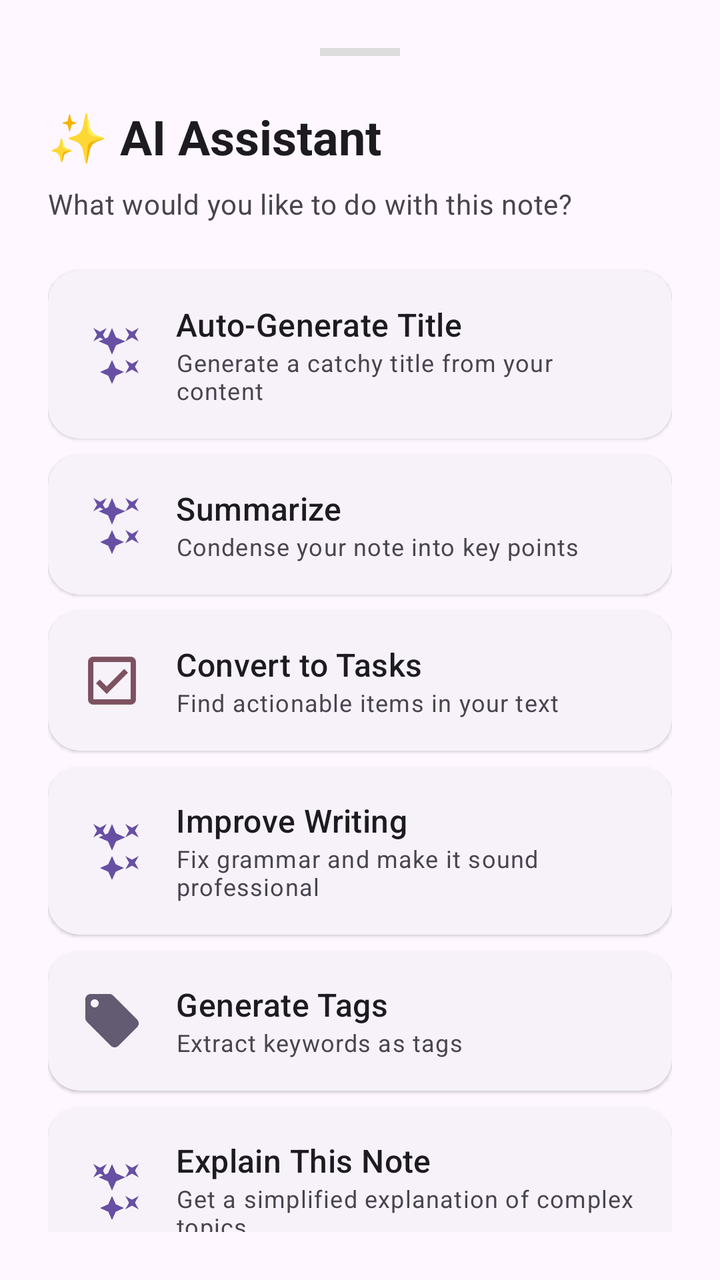
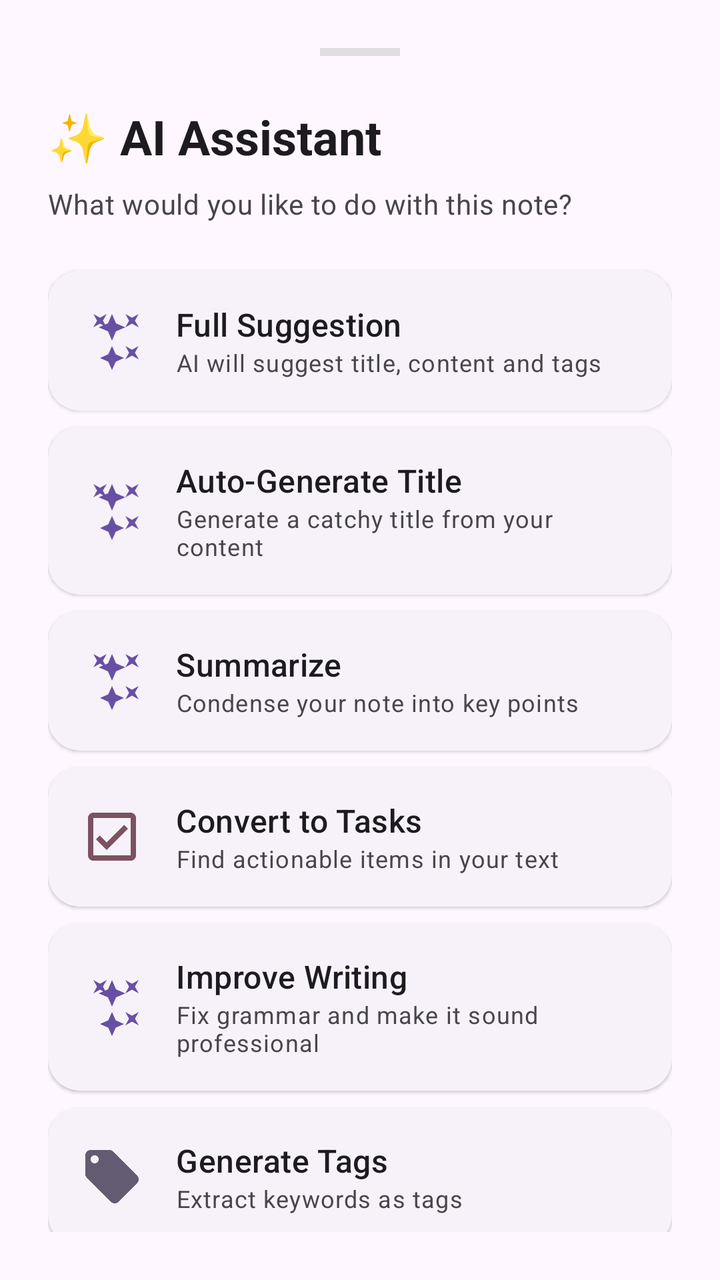

Screens rendered from an Android XML layout before and after an edit, with the pre-edit source and the edit as a unified diff.
<!-- AndroidManifest.xml: application theme Theme.KNotes -->
<!-- res/layout/bottom_sheet_ai_assist.xml -->
<?xml version="1.0" encoding="utf-8"?>
<LinearLayout xmlns:android="http://schemas.android.com/apk/res/android"
    xmlns:app="http://schemas.android.com/apk/res-auto"
    android:layout_width="match_parent"
    android:layout_height="wrap_content"
    android:orientation="vertical"
    android:padding="24dp">

    <View
        android:layout_width="40dp"
        android:layout_height="4dp"
        android:layout_gravity="center_horizontal"
        android:layout_marginBottom="24dp"
        android:background="#DDDDDD" />

    <TextView
        android:layout_width="wrap_content"
        android:layout_height="wrap_content"
        android:text="✨ AI Assistant"
        android:textAppearance="@style/TextAppearance.Material3.HeadlineSmall"
        android:textStyle="bold" />

    <TextView
        android:layout_width="wrap_content"
        android:layout_height="wrap_content"
        android:layout_marginTop="8dp"
        android:text="What would you like to do with this note?"
        android:textAppearance="@style/TextAppearance.Material3.BodyMedium"
        android:textColor="?android:attr/textColorSecondary" />

    <androidx.core.widget.NestedScrollView
        android:layout_width="match_parent"
        android:layout_height="wrap_content"
        android:layout_marginTop="16dp">

        <LinearLayout
            android:layout_width="match_parent"
            android:layout_height="wrap_content"
            android:orientation="vertical">

            <com.google.android.material.card.MaterialCardView
                android:id="@+id/card_auto_title"
                style="@style/Widget.Material3.CardView.Elevated"
                android:layout_width="match_parent"
                android:layout_height="wrap_content"
                android:layout_marginTop="8dp"
                app:cardCornerRadius="16dp">

                <LinearLayout
                    android:layout_width="match_parent"
                    android:layout_height="wrap_content"
                    android:gravity="center_vertical"
                    android:orientation="horizontal"
                    android:padding="16dp">

                    <ImageView
                        android:layout_width="32dp"
                        android:layout_height="32dp"
                        android:src="@drawable/ic_ai_assist"
                        app:tint="?attr/colorPrimary" />

                    <LinearLayout
                        android:layout_width="0dp"
                        android:layout_height="wrap_content"
                        android:layout_marginStart="16dp"
                        android:layout_weight="1"
                        android:orientation="vertical">

                        <TextView
                            android:layout_width="wrap_content"
                            android:layout_height="wrap_content"
                            android:text="Auto-Generate Title"
                            android:textAppearance="@style/TextAppearance.Material3.TitleMedium" />

                        <TextView
                            android:layout_width="wrap_content"
                            android:layout_height="wrap_content"
                            android:text="Generate a catchy title from your content"
                            android:textAppearance="@style/TextAppearance.Material3.BodySmall" />
                    </LinearLayout>
                </LinearLayout>
            </com.google.android.material.card.MaterialCardView>

            <com.google.android.material.card.MaterialCardView
                android:id="@+id/card_summarize"
                style="@style/Widget.Material3.CardView.Elevated"
                android:layout_width="match_parent"
                android:layout_height="wrap_content"
                android:layout_marginTop="8dp"
                app:cardCornerRadius="16dp">

                <LinearLayout
                    android:layout_width="match_parent"
                    android:layout_height="wrap_content"
                    android:gravity="center_vertical"
                    android:orientation="horizontal"
                    android:padding="16dp">

                    <ImageView
                        android:layout_width="32dp"
                        android:layout_height="32dp"
                        android:src="@drawable/ic_ai_assist"
                        app:tint="?attr/colorPrimary" />

                    <LinearLayout
                        android:layout_width="0dp"
                        android:layout_height="wrap_content"
                        android:layout_marginStart="16dp"
                        android:layout_weight="1"
                        android:orientation="vertical">

                        <TextView
                            android:layout_width="wrap_content"
                            android:layout_height="wrap_content"
                            android:text="Summarize"
                            android:textAppearance="@style/TextAppearance.Material3.TitleMedium" />

                        <TextView
                            android:layout_width="wrap_content"
                            android:layout_height="wrap_content"
                            android:text="Condense your note into key points"
                            android:textAppearance="@style/TextAppearance.Material3.BodySmall" />
                    </LinearLayout>
                </LinearLayout>
            </com.google.android.material.card.MaterialCardView>

            <com.google.android.material.card.MaterialCardView
                android:id="@+id/card_extract_tasks"
                style="@style/Widget.Material3.CardView.Elevated"
                android:layout_width="match_parent"
                android:layout_height="wrap_content"
                android:layout_marginTop="8dp"
                app:cardCornerRadius="16dp">

                <LinearLayout
                    android:layout_width="match_parent"
                    android:layout_height="wrap_content"
                    android:gravity="center_vertical"
                    android:orientation="horizontal"
                    android:padding="16dp">

                    <ImageView
                        android:layout_width="32dp"
                        android:layout_height="32dp"
                        android:src="@drawable/ic_tasks"
                        app:tint="?attr/colorTertiary" />

                    <LinearLayout
                        android:layout_width="0dp"
                        android:layout_height="wrap_content"
                        android:layout_marginStart="16dp"
                        android:layout_weight="1"
                        android:orientation="vertical">

                        <TextView
                            android:layout_width="wrap_content"
                            android:layout_height="wrap_content"
                            android:text="Convert to Tasks"
                            android:textAppearance="@style/TextAppearance.Material3.TitleMedium" />

                        <TextView
                            android:layout_width="wrap_content"
                            android:layout_height="wrap_content"
                            android:text="Find actionable items in your text"
                            android:textAppearance="@style/TextAppearance.Material3.BodySmall" />
                    </LinearLayout>
                </LinearLayout>
            </com.google.android.material.card.MaterialCardView>

            <com.google.android.material.card.MaterialCardView
                android:id="@+id/card_improve_writing"
                style="@style/Widget.Material3.CardView.Elevated"
                android:layout_width="match_parent"
                android:layout_height="wrap_content"
                android:layout_marginTop="8dp"
                app:cardCornerRadius="16dp">

                <LinearLayout
                    android:layout_width="match_parent"
                    android:layout_height="wrap_content"
                    android:gravity="center_vertical"
                    android:orientation="horizontal"
                    android:padding="16dp">

                    <ImageView
                        android:layout_width="32dp"
                        android:layout_height="32dp"
                        android:src="@drawable/ic_ai_assist"
                        app:tint="?attr/colorPrimary" />

                    <LinearLayout
                        android:layout_width="0dp"
                        android:layout_height="wrap_content"
                        android:layout_marginStart="16dp"
                        android:layout_weight="1"
                        android:orientation="vertical">

                        <TextView
                            android:layout_width="wrap_content"
                            android:layout_height="wrap_content"
                            android:text="Improve Writing"
                            android:textAppearance="@style/TextAppearance.Material3.TitleMedium" />

                        <TextView
                            android:layout_width="wrap_content"
                            android:layout_height="wrap_content"
                            android:text="Fix grammar and make it sound professional"
                            android:textAppearance="@style/TextAppearance.Material3.BodySmall" />
                    </LinearLayout>
                </LinearLayout>
            </com.google.android.material.card.MaterialCardView>

            <com.google.android.material.card.MaterialCardView
                android:id="@+id/card_generate_tags"
                style="@style/Widget.Material3.CardView.Elevated"
                android:layout_width="match_parent"
                android:layout_height="wrap_content"
                android:layout_marginTop="8dp"
                app:cardCornerRadius="16dp">

                <LinearLayout
                    android:layout_width="match_parent"
                    android:layout_height="wrap_content"
                    android:gravity="center_vertical"
                    android:orientation="horizontal"
                    android:padding="16dp">

                    <ImageView
                        android:layout_width="32dp"
                        android:layout_height="32dp"
                        android:src="@drawable/ic_tag"
                        app:tint="?attr/colorSecondary" />

                    <LinearLayout
                        android:layout_width="0dp"
                        android:layout_height="wrap_content"
                        android:layout_marginStart="16dp"
                        android:layout_weight="1"
                        android:orientation="vertical">

                        <TextView
                            android:layout_width="wrap_content"
                            android:layout_height="wrap_content"
                            android:text="Generate Tags"
                            android:textAppearance="@style/TextAppearance.Material3.TitleMedium" />

                        <TextView
                            android:layout_width="wrap_content"
                            android:layout_height="wrap_content"
                            android:text="Extract keywords as tags"
                            android:textAppearance="@style/TextAppearance.Material3.BodySmall" />
                    </LinearLayout>
                </LinearLayout>
            </com.google.android.material.card.MaterialCardView>

            <com.google.android.material.card.MaterialCardView
                android:id="@+id/card_explain"
                style="@style/Widget.Material3.CardView.Elevated"
                android:layout_width="match_parent"
                android:layout_height="wrap_content"
                android:layout_marginTop="8dp"
                app:cardCornerRadius="16dp">

                <LinearLayout
                    android:layout_width="match_parent"
                    android:layout_height="wrap_content"
                    android:gravity="center_vertical"
                    android:orientation="horizontal"
                    android:padding="16dp">

                    <ImageView
                        android:layout_width="32dp"
                        android:layout_height="32dp"
                        android:src="@drawable/ic_ai_assist"
                        app:tint="?attr/colorPrimary" />

                    <LinearLayout
                        android:layout_width="0dp"
                        android:layout_height="wrap_content"
                        android:layout_marginStart="16dp"
                        android:layout_weight="1"
                        android:orientation="vertical">

                        <TextView
                            android:layout_width="wrap_content"
                            android:layout_height="wrap_content"
                            android:text="Explain This Note"
                            android:textAppearance="@style/TextAppearance.Material3.TitleMedium" />

                        <TextView
                            android:layout_width="wrap_content"
                            android:layout_height="wrap_content"
                            android:text="Get a simplified explanation of complex topics"
                            android:textAppearance="@style/TextAppearance.Material3.BodySmall" />
                    </LinearLayout>
                </LinearLayout>
            </com.google.android.material.card.MaterialCardView>

        </LinearLayout>
    </androidx.core.widget.NestedScrollView>

    <View
        android:layout_width="match_parent"
        android:layout_height="32dp" />

</LinearLayout>
<!-- resources referenced by this layout -->
<resources>
  <!-- drawable ic_ai_assist (drawable) -->
  <vector xmlns:android="http://schemas.android.com/apk/res/android"
      android:width="24dp"
      android:height="24dp"
      android:viewportWidth="24"
      android:viewportHeight="24">
      <path
          android:fillColor="#FF000000"
          android:pathData="M7.5,5.6L10,7L8.6,4.5L10,2L7.5,3.4L5,2L6.4,4.5L5,7L7.5,5.6M19.5,15.4L17,14L18.4,16.5L17,19L19.5,17.6L22,19L20.6,16.5L22,14L19.5,15.4M22,2L19.5,3.4L17,2L18.4,4.5L17,7L19.5,5.6L22,7L20.6,4.5L22,2M13.5,5.5L12,2L10.5,5.5L7,7L10.5,8.5L12,12L13.5,8.5L17,7L13.5,5.5M12,14L10.6,17.1L7.5,18.5L10.6,19.9L12,23L13.4,19.9L16.5,18.5L13.4,17.1L12,14Z" />
  </vector>
  <!-- drawable ic_tag (drawable) -->
  <vector xmlns:android="http://schemas.android.com/apk/res/android"
      android:width="24dp"
      android:height="24dp"
      android:viewportWidth="24"
      android:viewportHeight="24">
      <path
          android:fillColor="#FF000000"
          android:pathData="M21.41,11.58l-9,-9C12.05,2.22 11.55,2 11,2H4C2.9,2 2,2.9 2,4v7c0,0.55 0.22,1.05 0.59,1.42l9,9c0.36,0.36 0.86,0.58 1.41,0.58s1.05,-0.22 1.41,-0.59l7,-7c0.37,-0.36 0.59,-0.86 0.59,-1.41s-0.23,-1.06 -0.59,-1.42zM5.5,7C4.67,7 4,6.33 4,5.5S4.67,4 5.5,4 7,4.67 7,5.5 6.33,7 5.5,7z" />
  </vector>
  <!-- drawable ic_tasks (drawable) -->
  <vector xmlns:android="http://schemas.android.com/apk/res/android"
      android:width="24dp"
      android:height="24dp"
      android:viewportWidth="24"
      android:viewportHeight="24">
      <path
          android:fillColor="#FF000000"
          android:pathData="M19,3H5C3.89,3 3,3.9 3,5V19C3,20.1 3.89,21 5,21H19C20.1,21 21,20.1 21,19V5C21,3.9 20.1,3 19,3M19,19H5V5H19V19M16.59,7.58L10,14.17L7.41,11.59L6,13L10,17L18,9L16.59,7.58Z" />
  </vector>
  <style name="Theme.KNotes" parent="Base.Theme.KNotes" />
  <color name="primaryLight">#6750A4</color>
  <color name="onPrimaryLight">#FFFFFF</color>
  <color name="primaryContainerLight">#EADDFF</color>
  <color name="onPrimaryContainerLight">#21005D</color>
  <color name="secondaryLight">#625B71</color>
  <color name="onSecondaryLight">#FFFFFF</color>
  <color name="secondaryContainerLight">#E8DEF8</color>
  <color name="onSecondaryContainerLight">#1D192B</color>
  <color name="tertiaryLight">#7D5260</color>
  <color name="onTertiaryLight">#FFFFFF</color>
  <color name="tertiaryContainerLight">#FFD8E4</color>
  <color name="onTertiaryContainerLight">#31111D</color>
  <style name="ShapeAppearance.KNotes.SmallComponent" parent="ShapeAppearance.Material3.SmallComponent">
          <item name="cornerSize">8dp</item>
      </style>
  <style name="ShapeAppearance.KNotes.MediumComponent" parent="ShapeAppearance.Material3.MediumComponent">
          <item name="cornerSize">16dp</item>
      </style>
  <style name="ShapeAppearance.KNotes.LargeComponent" parent="ShapeAppearance.Material3.LargeComponent">
          <item name="cornerSize">28dp</item>
      </style>
  <!-- unchanged entries left out for length: 1 -->
</resources>

<!-- the commit's change to res/layout/bottom_sheet_ai_assist.xml (unified diff, before → after) -->
@@ -39,6 +39,49 @@
             android:orientation="vertical">
 
             <com.google.android.material.card.MaterialCardView
+                android:id="@+id/card_full_suggestion"
+                style="@style/Widget.Material3.CardView.Elevated"
+                android:layout_width="match_parent"
+                android:layout_height="wrap_content"
+                android:layout_marginTop="8dp"
+                app:cardCornerRadius="16dp">
+
+                <LinearLayout
+                    android:layout_width="match_parent"
+                    android:layout_height="wrap_content"
+                    android:gravity="center_vertical"
+                    android:orientation="horizontal"
+                    android:padding="16dp">
+
+                    <ImageView
+                        android:layout_width="32dp"
+                        android:layout_height="32dp"
+                        android:src="@drawable/ic_ai_assist"
+                        app:tint="?attr/colorPrimary" />
+
+                    <LinearLayout
+                        android:layout_width="0dp"
+                        android:layout_height="wrap_content"
+                        android:layout_marginStart="16dp"
+                        android:layout_weight="1"
+                        android:orientation="vertical">
+
+                        <TextView
+                            android:layout_width="wrap_content"
+                            android:layout_height="wrap_content"
+                            android:text="Full Suggestion"
+                            android:textAppearance="@style/TextAppearance.Material3.TitleMedium" />
+
+                        <TextView
+                            android:layout_width="wrap_content"
+                            android:layout_height="wrap_content"
+                            android:text="AI will suggest title, content and tags"
+                            android:textAppearance="@style/TextAppearance.Material3.BodySmall" />
+                    </LinearLayout>
+                </LinearLayout>
+            </com.google.android.material.card.MaterialCardView>
+
+            <com.google.android.material.card.MaterialCardView
                 android:id="@+id/card_auto_title"
                 style="@style/Widget.Material3.CardView.Elevated"
                 android:layout_width="match_parent"
